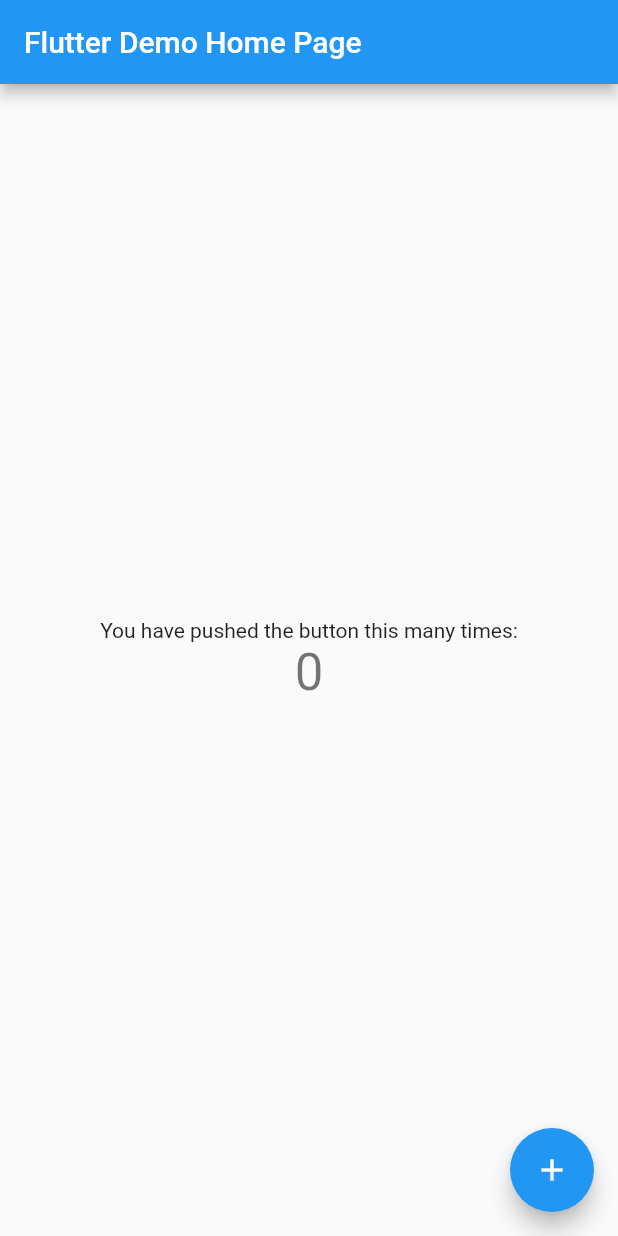
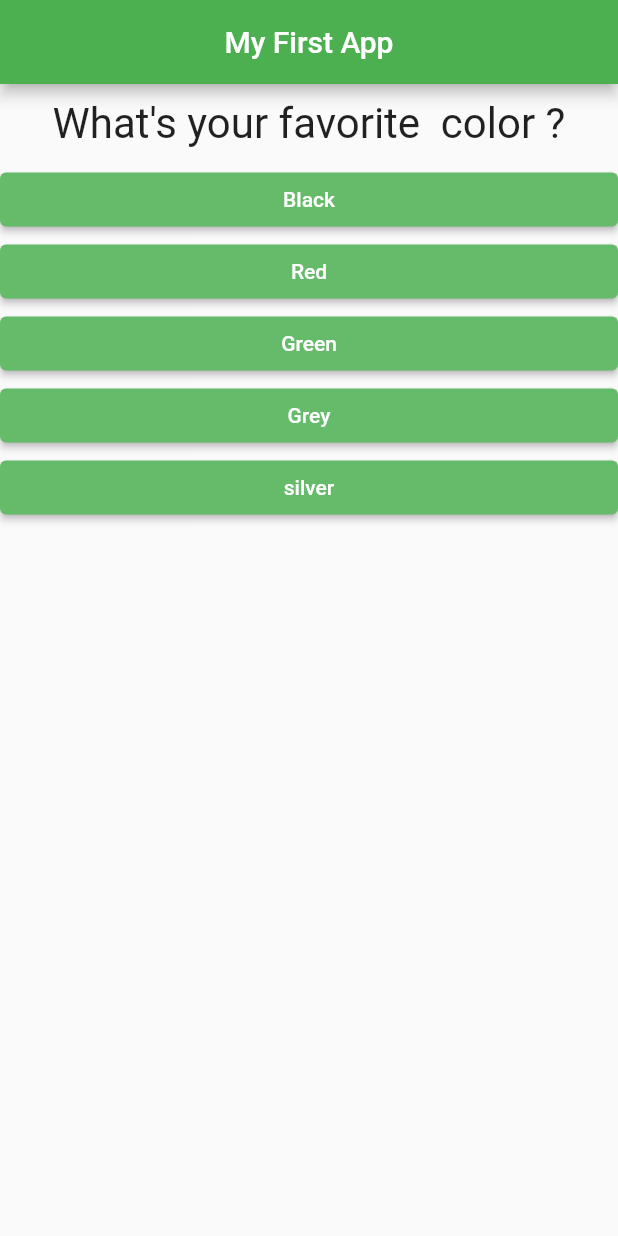
Before and after one commit to thedheerajjaiswal/first_app, a Flutter app: the screen it shows after launch, on a phone screen of 412 x 824 dp. Run offline on Flutter 3.47's test engine with Material 2 defaults, Android fonts, the phone set to English and light mode, and no system bars.

Commit message:
final commit

```diff
--- /dev/null
+++ b/lib/answer.dart
@@ -0,0 +1,22 @@
+import 'package:flutter/material.dart';
+
+class Answer extends StatelessWidget {
+  final VoidCallback selectHandler;
+  final String answerText;
+
+  Answer(this.selectHandler, this.answerText);
+
+  @override
+  Widget build(BuildContext context) {
+    return Container(
+      width: double.infinity,
+      child: ElevatedButton(
+        style: ButtonStyle(
+          backgroundColor: MaterialStateProperty.all(Colors.green[400]),
+        ),
+        child: Text(answerText),
+        onPressed: selectHandler,
+      ),
+    );
+  }
+}
--- a/lib/main.dart
+++ b/lib/main.dart
@@ -1,113 +1,97 @@
+import 'package:first_app/quiz.dart';
+import 'package:first_app/result.dart';
 import 'package:flutter/material.dart';
 
-void main() {
-  runApp(MyApp());
-}
+// void main() {
+//   runApp(MyApp());
+// }
+void main() => runApp(MyApp());
 
-class MyApp extends StatelessWidget {
-  // This widget is the root of your application.
+class MyApp extends StatefulWidget {
   @override
-  Widget build(BuildContext context) {
-    return MaterialApp(
-      title: 'Flutter Demo',
-      theme: ThemeData(
-        // This is the theme of your application.
-        //
-        // Try running your application with "flutter run". You'll see the
-        // application has a blue toolbar. Then, without quitting the app, try
-        // changing the primarySwatch below to Colors.green and then invoke
-        // "hot reload" (press "r" in the console where you ran "flutter run",
-        // or simply save your changes to "hot reload" in a Flutter IDE).
-        // Notice that the counter didn't reset back to zero; the application
-        // is not restarted.
-        primarySwatch: Colors.blue,
-      ),
-      home: MyHomePage(title: 'Flutter Demo Home Page'),
-    );
+  State<StatefulWidget> createState() {
+    return _MyAppState();
   }
 }
 
-class MyHomePage extends StatefulWidget {
-  MyHomePage({Key? key, required this.title}) : super(key: key);
+class _MyAppState extends State<MyApp> {
+  final _questions = const [
+    {
+      "questionText": "What\'s your favorite  color ?",
+      "answers": [
+        {"text": "Black", "score": 10},
+        {"text": "Red", "score": 7},
+        {"text": "Green", "score": 5},
+        {"text": "Grey", "score": 3},
+        {"text": "silver", "score": 1},
+      ],
+    },
+    {
+      "questionText": "What\'s your favorite animal ?",
+      'answers': [
+        {"text": "Dog", "score": 10},
+        {"text": "Cat", "score": 2},
+        {"text": "Dear", "score": 6},
+        {"text": "Rabbit", "score": 7},
+        {"text": "Lion", "score": 8},
+      ],
+    },
+    {
+      "questionText": "What\'s your favorite language ?",
+      "answers": [
+        {"text": "JavaScript", "score": 10},
+        {"text": "Java", "score": 1},
+        {"text": "Flutter", "score": 9},
+        {"text": "React", "score": 7},
+        {"text": "Python", "score": 6},
+      ],
+    },
+  ];
 
-  // This widget is the home page of your application. It is stateful, meaning
-  // that it has a State object (defined below) that contains fields that affect
-  // how it looks.
+  var _questionIndex = 0;
+  var _totalScore = 0;
 
-  // This class is the configuration for the state. It holds the values (in this
-  // case the title) provided by the parent (in this case the App widget) and
-  // used by the build method of the State. Fields in a Widget subclass are
-  // always marked "final".
+  void _resetQuiz() {
+    setState(() {
+      _questionIndex = 0;
+      _totalScore = 0;
+    });
+  }
 
-  final String title;
+  void _answerQuestion(int score) {
+    // var aBool = false;
+    // aBool = true;
 
-  @override
-  _MyHomePageState createState() => _MyHomePageState();
-}
-
-class _MyHomePageState extends State<MyHomePage> {
-  int _counter = 0;
-
-  void _incrementCounter() {
+    _totalScore += score;
     setState(() {
-      // This call to setState tells the Flutter framework that something has
-      // changed in this State, which causes it to rerun the build method below
-      // so that the display can reflect the updated values. If we changed
-      // _counter without calling setState(), then the build method would not be
-      // called again, and so nothing would appear to happen.
-      _counter++;
+      _questionIndex = _questionIndex + 1;
     });
+    if (_questionIndex < _questions.length) {
+      print('we have more question !');
+    } else {
+      print('No more question !');
+    }
   }
 
   @override
   Widget build(BuildContext context) {
-    // This method is rerun every time setState is called, for instance as done
-    // by the _incrementCounter method above.
-    //
-    // The Flutter framework has been optimized to make rerunning build methods
-    // fast, so that you can just rebuild anything that needs updating rather
-    // than having to individually change instances of widgets.
-    return Scaffold(
-      appBar: AppBar(
-        // Here we take the value from the MyHomePage object that was created by
-        // the App.build method, and use it to set our appbar title.
-        title: Text(widget.title),
+    return MaterialApp(
+      home: Scaffold(
+        appBar: AppBar(
+          backgroundColor: Colors.green,
+          title: Text('My First App'),
+          centerTitle: true,
+        ),
+        body: _questionIndex < _questions.length
+            ? Quiz(
+                questions: _questions,
+                answerQuestion: _answerQuestion,
+                questionIndex: _questionIndex)
+            : Result(
+                resultScore: _totalScore,
+                resetHandler: _resetQuiz,
+              ),
       ),
-      body: Center(
-        // Center is a layout widget. It takes a single child and positions it
-        // in the middle of the parent.
-        child: Column(
-          // Column is also a layout widget. It takes a list of children and
-          // arranges them vertically. By default, it sizes itself to fit its
-          // children horizontally, and tries to be as tall as its parent.
-          //
-          // Invoke "debug painting" (press "p" in the console, choose the
-          // "Toggle Debug Paint" action from the Flutter Inspector in Android
-          // Studio, or the "Toggle Debug Paint" command in Visual Studio Code)
-          // to see the wireframe for each widget.
-          //
-          // Column has various properties to control how it sizes itself and
-          // how it positions its children. Here we use mainAxisAlignment to
-          // center the children vertically; the main axis here is the vertical
-          // axis because Columns are vertical (the cross axis would be
-          // horizontal).
-          mainAxisAlignment: MainAxisAlignment.center,
-          children: <Widget>[
-            Text(
-              'You have pushed the button this many times:',
-            ),
-            Text(
-              '$_counter',
-              style: Theme.of(context).textTheme.headline4,
-            ),
-          ],
-        ),
-      ),
-      floatingActionButton: FloatingActionButton(
-        onPressed: _incrementCounter,
-        tooltip: 'Increment',
-        child: Icon(Icons.add),
-      ), // This trailing comma makes auto-formatting nicer for build methods.
     );
   }
 }
--- /dev/null
+++ b/lib/question.dart
@@ -0,0 +1,22 @@
+import 'package:flutter/material.dart';
+
+class Question extends StatelessWidget {
+  final String questionText;
+
+  Question(
+    this.questionText,
+  );
+
+  @override
+  Widget build(BuildContext context) {
+    return Container(
+      width: double.infinity,
+      margin: EdgeInsets.all(10),
+      child: Text(
+        questionText,
+        style: TextStyle(fontSize: 28),
+        textAlign: TextAlign.center,
+      ),
+    );
+  }
+}
--- /dev/null
+++ b/lib/quiz.dart
@@ -0,0 +1,33 @@
+import 'package:flutter/material.dart';
+
+import 'package:first_app/answer.dart';
+import 'package:first_app/question.dart';
+
+class Quiz extends StatelessWidget {
+  final List<Map<String, Object>> questions;
+  final Function answerQuestion;
+  final int questionIndex;
+
+  Quiz({
+    Key? key,
+    required this.questions,
+    required this.answerQuestion,
+    required this.questionIndex,
+  }) : super(key: key);
+
+  @override
+  Widget build(BuildContext context) {
+    return Column(
+      children: [
+        Question(
+          questions[questionIndex]['questionText'] as String,
+        ),
+        ...(questions[questionIndex]['answers'] as List<Map<String, Object>>)
+            .map((answer) {
+          return Answer(
+              () => answerQuestion(answer['score']), answer['text'] as String);
+        }).toList()
+      ],
+    );
+  }
+}
--- a/pubspec.yaml
+++ b/pubspec.yaml
@@ -3,7 +3,7 @@ description: A new Flutter project.
 
 # The following line prevents the package from being accidentally published to
 # pub.dev using `pub publish`. This is preferred for private packages.
-publish_to: 'none' # Remove this line if you wish to publish to pub.dev
+publish_to: "none" # Remove this line if you wish to publish to pub.dev
 
 # The following defines the version and build number for your application.
 # A version number is three numbers separated by dots, like 1.2.43
@@ -24,7 +24,6 @@ dependencies:
   flutter:
     sdk: flutter
 
-
   # The following adds the Cupertino Icons font to your application.
   # Use with the CupertinoIcons class for iOS style icons.
   cupertino_icons: ^1.0.2
@@ -38,7 +37,6 @@ dev_dependencies:
 
 # The following section is specific to Flutter.
 flutter:
-
   # The following line ensures that the Material Icons font is
   # included with your application, so that you can use the icons in
   # the material Icons class.
```
Also changed, not shown: lib/result.dart (added, +55 -0 lines).
